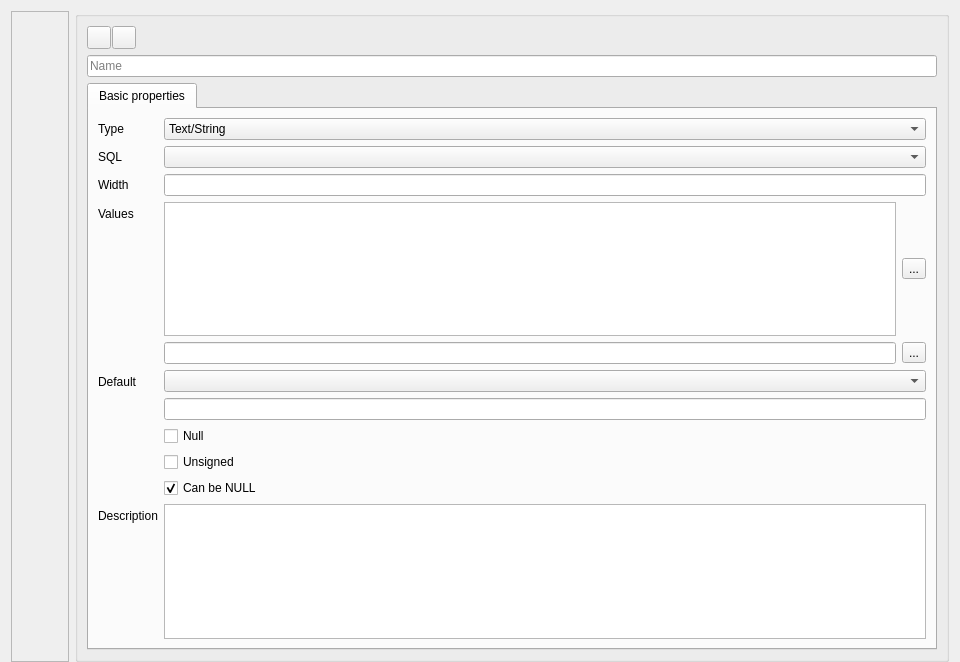
Qt form src/gui/NewDataTypeForm.ui (fritzone/ddm) before a commit.
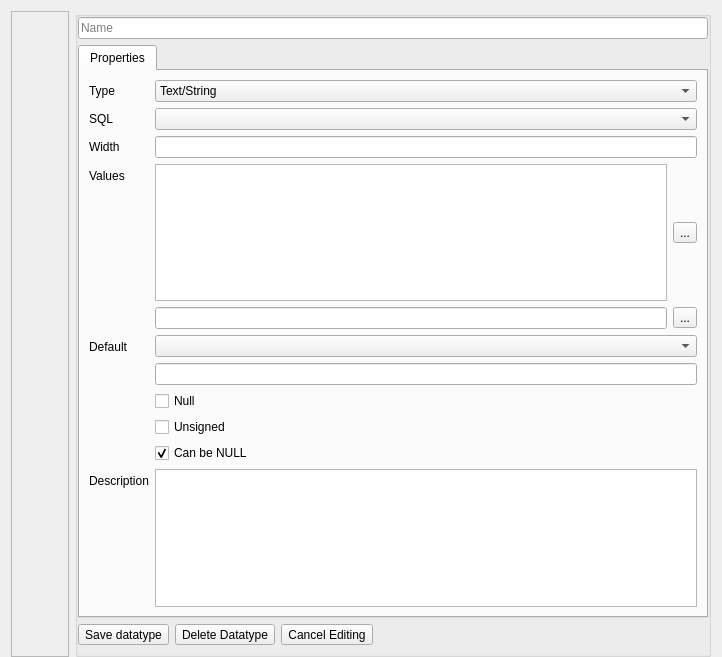
The same form after that commit. Icons and pictures are not drawn.

Diff of the .ui file:
```diff
--- a/src/gui/NewDataTypeForm.ui
+++ b/src/gui/NewDataTypeForm.ui
@@ -6,8 +6,8 @@
    <rect>
     <x>0</x>
     <y>0</y>
-    <width>960</width>
-    <height>662</height>
+    <width>722</width>
+    <height>657</height>
    </rect>
   </property>
   <property name="minimumSize">
@@ -114,74 +114,18 @@
       <string/>
      </property>
      <property name="flat">
-      <bool>false</bool>
+      <bool>true</bool>
      </property>
      <layout class="QVBoxLayout" name="verticalLayout_2">
-      <item>
-       <widget class="QWidget" name="widget" native="true">
-        <layout class="QHBoxLayout" name="horizontalLayout">
-         <property name="spacing">
-          <number>1</number>
-         </property>
-         <property name="margin">
-          <number>0</number>
-         </property>
-         <item>
-          <widget class="QToolButton" name="btnSave">
-           <property name="maximumSize">
-            <size>
-             <width>32</width>
-             <height>32</height>
-            </size>
-           </property>
-           <property name="toolTip">
-            <string>&lt;b&gt; Save &lt;/b&gt; the datatype</string>
-           </property>
-           <property name="text">
-            <string/>
-           </property>
-           <property name="icon">
-            <iconset resource="../dbm.qrc">
-             <normaloff>:/images/actions/images/actions/filesave.png</normaloff>:/images/actions/images/actions/filesave.png</iconset>
-           </property>
-          </widget>
-         </item>
-         <item>
-          <widget class="QToolButton" name="btnDeleteDataType">
-           <property name="maximumSize">
-            <size>
-             <width>32</width>
-             <height>32</height>
-            </size>
-           </property>
-           <property name="toolTip">
-            <string>&lt;html&gt;&lt;head/&gt;&lt;body&gt;&lt;p&gt;&lt;span style=&quot; font-weight:600;&quot;&gt;Delete &lt;/span&gt;this datatype&lt;/p&gt;&lt;/body&gt;&lt;/html&gt;</string>
-           </property>
-           <property name="text">
-            <string/>
-           </property>
-           <property name="icon">
-            <iconset resource="../dbm.qrc">
-             <normaloff>:/images/actions/images/actions/remove-icon.png</normaloff>:/images/actions/images/actions/remove-icon.png</iconset>
-           </property>
-          </widget>
-         </item>
-         <item>
-          <spacer name="horizontalSpacer">
-           <property name="orientation">
-            <enum>Qt::Horizontal</enum>
-           </property>
-           <property name="sizeHint" stdset="0">
-            <size>
-             <width>40</width>
-             <height>20</height>
-            </size>
-           </property>
-          </spacer>
-         </item>
-        </layout>
-       </widget>
-      </item>
+      <property name="leftMargin">
+       <number>0</number>
+      </property>
+      <property name="topMargin">
+       <number>0</number>
+      </property>
+      <property name="rightMargin">
+       <number>0</number>
+      </property>
       <item>
        <widget class="QLineEdit" name="txtDTName">
         <property name="toolTip">
@@ -203,13 +147,16 @@
         <property name="currentIndex">
          <number>0</number>
         </property>
+        <property name="documentMode">
+         <bool>false</bool>
+        </property>
         <widget class="QWidget" name="tabWidgetPage1">
          <attribute name="icon">
           <iconset resource="../dbm.qrc">
            <normaloff>:/images/actions/images/big/bigdatatypes.png</normaloff>:/images/actions/images/big/bigdatatypes.png</iconset>
          </attribute>
          <attribute name="title">
-          <string>Basic properties</string>
+          <string>Properties</string>
          </attribute>
          <layout class="QFormLayout" name="formLayout">
           <item row="0" column="0">
@@ -410,6 +357,94 @@
         </widget>
        </widget>
       </item>
+      <item>
+       <widget class="QWidget" name="widget" native="true">
+        <layout class="QHBoxLayout" name="horizontalLayout">
+         <property name="spacing">
+          <number>6</number>
+         </property>
+         <property name="margin">
+          <number>0</number>
+         </property>
+         <item>
+          <widget class="QToolButton" name="btnSave">
+           <property name="toolTip">
+            <string>&lt;b&gt; Save &lt;/b&gt; the datatype</string>
+           </property>
+           <property name="text">
+            <string>Save datatype</string>
+           </property>
+           <property name="icon">
+            <iconset resource="../dbm.qrc">
+             <normaloff>:/images/actions/images/actions/filesave.png</normaloff>:/images/actions/images/actions/filesave.png</iconset>
+           </property>
+           <property name="iconSize">
+            <size>
+             <width>16</width>
+             <height>24</height>
+            </size>
+           </property>
+           <property name="toolButtonStyle">
+            <enum>Qt::ToolButtonTextBesideIcon</enum>
+           </property>
+          </widget>
+         </item>
+         <item>
+          <widget class="QToolButton" name="btnDeleteDataType">
+           <property name="toolTip">
+            <string>&lt;html&gt;&lt;head/&gt;&lt;body&gt;&lt;p&gt;&lt;span style=&quot; font-weight:600;&quot;&gt;Delete &lt;/span&gt;this datatype&lt;/p&gt;&lt;/body&gt;&lt;/html&gt;</string>
+           </property>
+           <property name="text">
+            <string>Delete Datatype</string>
+           </property>
+           <property name="icon">
+            <iconset resource="../dbm.qrc">
+             <normaloff>:/images/actions/images/actions/remove-icon.png</normaloff>:/images/actions/images/actions/remove-icon.png</iconset>
+           </property>
+           <property name="iconSize">
+            <size>
+             <width>16</width>
+             <height>24</height>
+            </size>
+           </property>
+           <property name="toolButtonStyle">
+            <enum>Qt::ToolButtonTextBesideIcon</enum>
+           </property>
+          </widget>
+         </item>
+         <item>
+          <widget class="QToolButton" name="btnCancelEditing">
+           <property name="toolTip">
+            <string>&lt;html&gt;&lt;head/&gt;&lt;body&gt;&lt;p&gt;&lt;span style=&quot; font-weight:600;&quot;&gt;Delete &lt;/span&gt;this datatype&lt;/p&gt;&lt;/body&gt;&lt;/html&gt;</string>
+           </property>
+           <property name="text">
+            <string>Cancel Editing</string>
+           </property>
+           <property name="icon">
+            <iconset resource="../dbm.qrc">
+             <normaloff>:/images/actions/images/small/cancel.png</normaloff>:/images/actions/images/small/cancel.png</iconset>
+           </property>
+           <property name="toolButtonStyle">
+            <enum>Qt::ToolButtonTextBesideIcon</enum>
+           </property>
+          </widget>
+         </item>
+         <item>
+          <spacer name="horizontalSpacer">
+           <property name="orientation">
+            <enum>Qt::Horizontal</enum>
+           </property>
+           <property name="sizeHint" stdset="0">
+            <size>
+             <width>40</width>
+             <height>20</height>
+            </size>
+           </property>
+          </spacer>
+         </item>
+        </layout>
+       </widget>
+      </item>
      </layout>
      <zorder>tabWidget</zorder>
      <zorder>widget</zorder>
```
Left out of the diff: 35 changed lines with no effect on the pictures.
